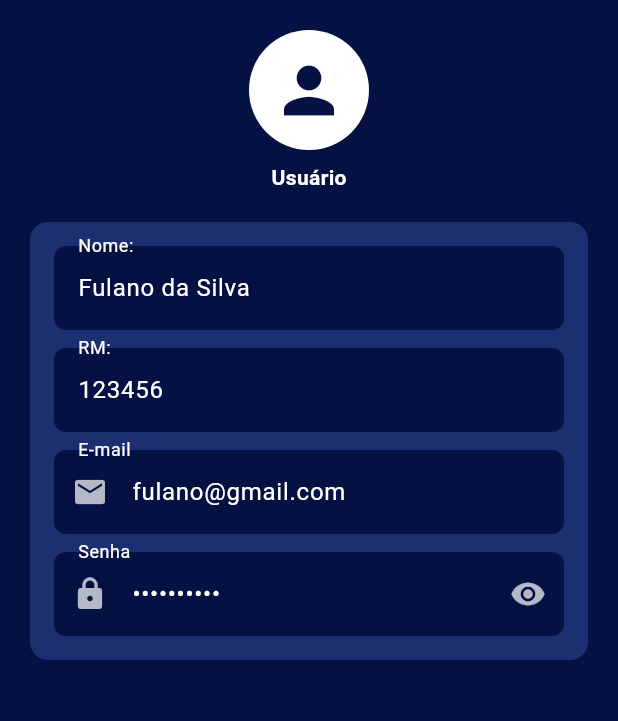
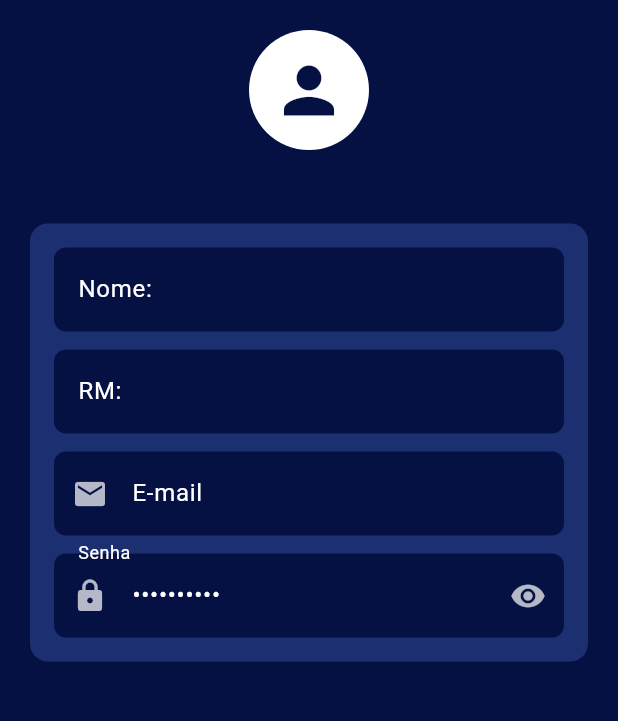
Before and after one commit to NicollayDavi/tcc_sla_project, a Flutter app: the ViewProfilePage screen opened directly, on a phone screen of 412 x 824 dp, the part 84-805 px from its top. Run offline on Flutter 3.47's test engine with Material 3 defaults, Android fonts, the phone set to English and light mode, and no system bars; accounts and stored records are empty.

Commit message:
em sala 16/09

```diff
--- a/lib/pages/view_profile_page.dart
+++ b/lib/pages/view_profile_page.dart
@@ -1,4 +1,8 @@
+
+
 import 'package:flutter/material.dart';
+import 'package:provider/provider.dart';
+import 'package:tcc_sla_project/models/user_provider.dart';
 
 class ViewProfilePage extends StatefulWidget {
   const ViewProfilePage({super.key});
@@ -12,6 +16,8 @@ class _ViewProfilePageState extends State<ViewProfilePage> {
 
   @override
   Widget build(BuildContext context) {
+    final user = Provider.of<UserProvider>(context).user;
+
     return Scaffold(
       backgroundColor: const Color(0xFF061143),
       appBar: AppBar(
@@ -40,9 +46,9 @@ class _ViewProfilePageState extends State<ViewProfilePage> {
               child: Icon(Icons.person, size: 50, color: Color(0xFF061143)),
             ),
             const SizedBox(height: 8),
-            const Text(
-              "Usuário",
-              style: TextStyle(
+            Text(
+              user?.name ?? "Usuário",
+              style: const TextStyle(
                 color: Colors.white,
                 fontWeight: FontWeight.bold,
               ),
@@ -56,13 +62,13 @@ class _ViewProfilePageState extends State<ViewProfilePage> {
               ),
               child: Column(
                 children: [
-                  _buildInfoField(label: "Nome:", value: "Fulano da Silva"),
+                  _buildInfoField(label: "Nome:", value: user?.name ?? ""),
                   const SizedBox(height: 12),
-                  _buildInfoField(label: "RM:", value: "123456"),
+                  _buildInfoField(label: "RM:", value: user?.rm ?? ""),
                   const SizedBox(height: 12),
                   _buildInfoField(
                     label: "E-mail",
-                    value: "fulano@gmail.com",
+                    value: user?.email ?? "",
                     icon: Icons.email,
                   ),
                   const SizedBox(height: 12),
```
